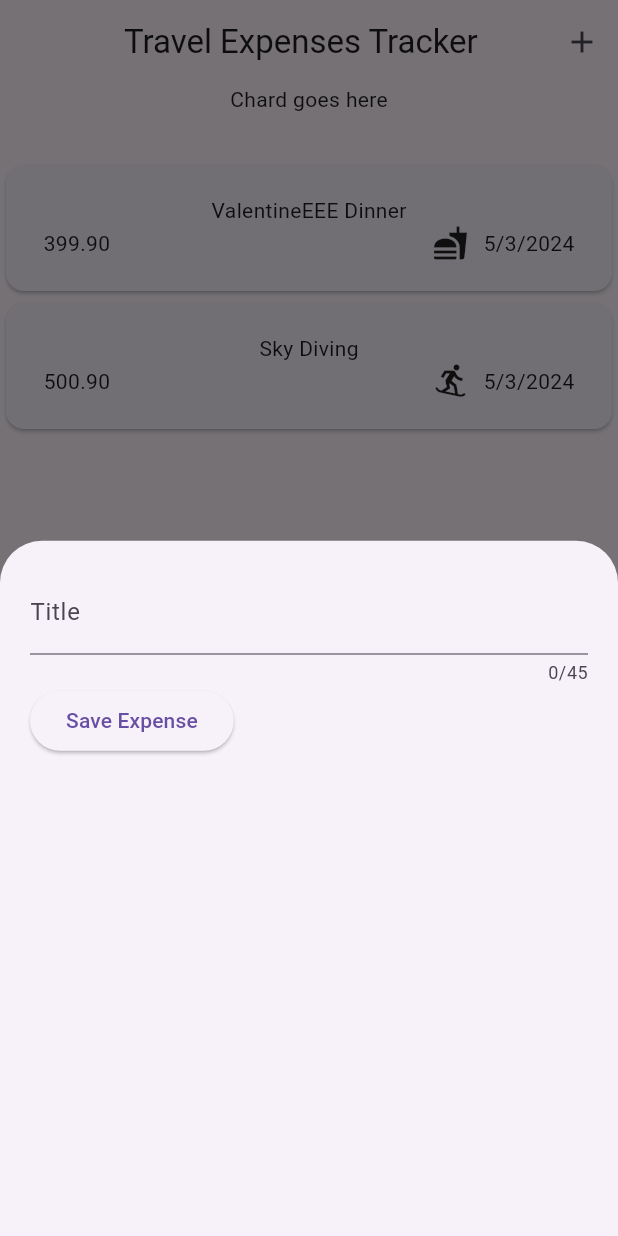
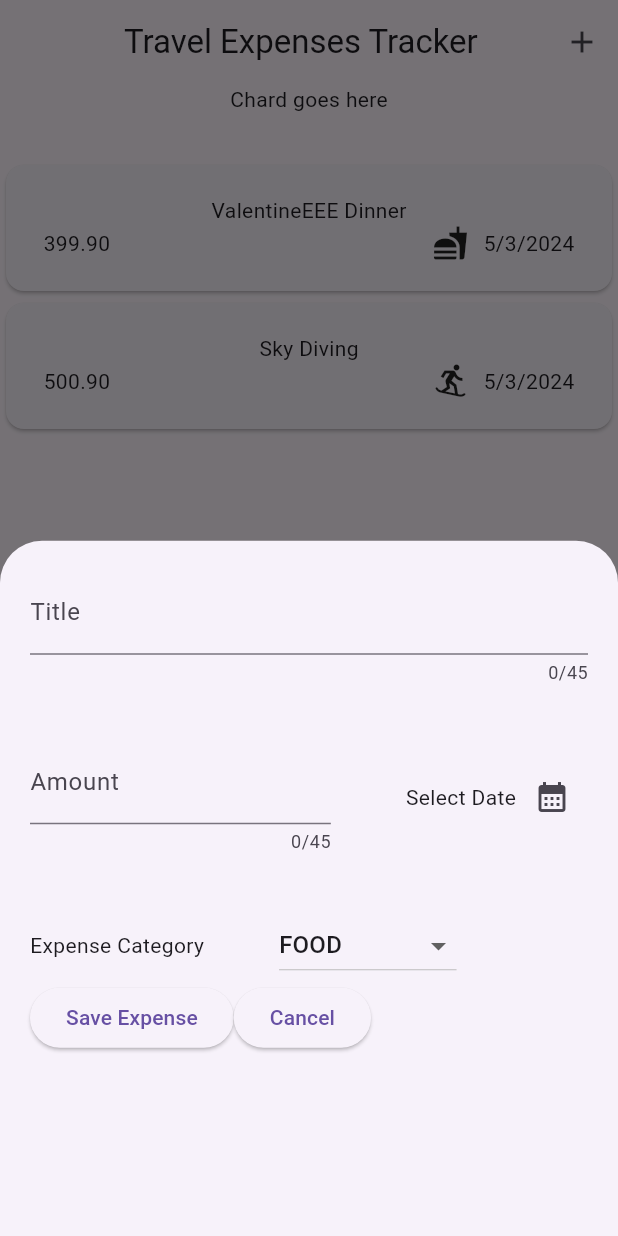
Before and after one commit to H4hmad/travel_expenses, a Flutter app: the screen it shows after launch, after a tap on the "add" icon, on a phone screen of 412 x 824 dp. Run offline on Flutter 3.47's test engine with Material 3 defaults, Android fonts, the phone set to English and light mode, and no system bars.

Commit message:
Adding error msg for invalid entry and preparing to record new Expense.

```diff
--- a/lib/widgets/expenses.dart
+++ b/lib/widgets/expenses.dart
@@ -28,8 +28,16 @@ class _ExpensesState extends State<Expenses> {
   void _openAddExpenseItemOverlay() {
     showModalBottomSheet(
       context: context,
-      builder: (modalContext) => const NewExpense(),
+      builder: (modalContext) => NewExpense(
+        onAddExpense: _addExpense,
+      ),
     );
+  }
+
+  void _addExpense(Expense expense) {
+    setState(() {
+      _myExpenses.add(expense);
+    });
   }
 
   @override
--- a/lib/widgets/new_eexpense.dart
+++ b/lib/widgets/new_eexpense.dart
@@ -1,17 +1,66 @@
 import 'package:flutter/material.dart';
+import 'package:travel_expenses/models/expense.dart';
 
 class NewExpense extends StatefulWidget {
-  const NewExpense({super.key});
+  const NewExpense({super.key, required this.onAddExpense});
+
+  final void Function(Expense expense) onAddExpense;
 
   @override
   State<NewExpense> createState() => _NewExpenseState();
 }
 
 class _NewExpenseState extends State<NewExpense> {
-  var _enteredTitle = '';
+  final _titleController = TextEditingController();
+  final _amountController = TextEditingController();
+  DateTime? _chosenDate;
 
-  void _saveEnteredTitle(String inputText) {
-    _enteredTitle = inputText;
+  void dispose() {
+    _titleController.dispose();
+    _amountController.dispose();
+    super.dispose();
+  }
+
+  void _openDatePicker() async {
+    final now = DateTime.now();
+    final firstDate = DateTime(now.year - 2, now.month, now.day);
+    final selectedDate = await showDatePicker(
+        context: context,
+        initialDate: now,
+        firstDate: firstDate,
+        lastDate: now);
+    setState(() {
+      _chosenDate = selectedDate;
+    });
+
+    print(selectedDate);
+  }
+
+  Category _selectedCategory = Category.food;
+
+  void _submitExpense() {
+    final enteredAmount = double.tryParse(_amountController.text);
+    final amountIsInvalid = enteredAmount == null || enteredAmount <= 0;
+
+    if (_titleController.text.trim().isEmpty ||
+        amountIsInvalid ||
+        _chosenDate == null) {
+      showDialog(
+        context: context,
+        builder: (dialogContext) => AlertDialog(
+          title: Text("Invalid Input"),
+          content: const Text("Please enter a valid value."),
+          actions: [
+            TextButton(
+              onPressed: () {
+                Navigator.pop(dialogContext);
+              },
+              child: const Text("OKAY"),
+            )
+          ],
+        ),
+      );
+    }
   }
 
   @override
@@ -21,7 +70,7 @@ class _NewExpenseState extends State<NewExpense> {
       child: Column(
         children: [
           TextField(
-            onChanged: _saveEnteredTitle,
+            controller: _titleController,
             maxLength: 45,
             decoration: const InputDecoration(
               label: Text("Title"),
@@ -29,14 +78,70 @@ class _NewExpenseState extends State<NewExpense> {
           ),
           Row(
             children: [
+              Expanded(
+                child: TextField(
+                  controller: _amountController,
+                  maxLength: 45,
+                  decoration: const InputDecoration(
+                    prefixText: '\$',
+                    label: Text("Amount"),
+                  ),
+                ),
+              ),
+              const SizedBox(height: 150, width: 50),
+              Row(
+                children: [
+                  Text(_chosenDate == null
+                      ? 'Select Date'
+                      : formatter.format(_chosenDate!)),
+                  IconButton(
+                    onPressed: _openDatePicker,
+                    icon: const Icon(Icons.calendar_month),
+                  )
+                ],
+              )
+            ],
+          ),
+          Row(
+            // mainAxisAlignment: MainAxisAlignment.spaceBetween,
+            children: [
+              const Text("Expense Category"),
+              const SizedBox(width: 50),
+              DropdownButton<Category>(
+                value: _selectedCategory,
+                onChanged: (value) {
+                  // Make the parameter nullable
+                  setState(() {
+                    _selectedCategory = value!;
+                  });
+                },
+                items: Category.values
+                    .map(
+                      (category) => DropdownMenuItem(
+                        value: category,
+                        child: Text(category.name.toUpperCase()),
+                      ),
+                    )
+                    .toList(),
+              ),
+            ],
+          ),
+          Row(
+            children: [
               ElevatedButton(
                 onPressed: () {
-                  print(_enteredTitle);
+                  _submitExpense();
                 },
                 child: const Text('Save Expense'),
               ),
+              ElevatedButton(
+                onPressed: () {
+                  Navigator.pop(context);
+                },
+                child: const Text('Cancel'),
+              ),
             ],
-          )
+          ),
         ],
       ),
     );
```
